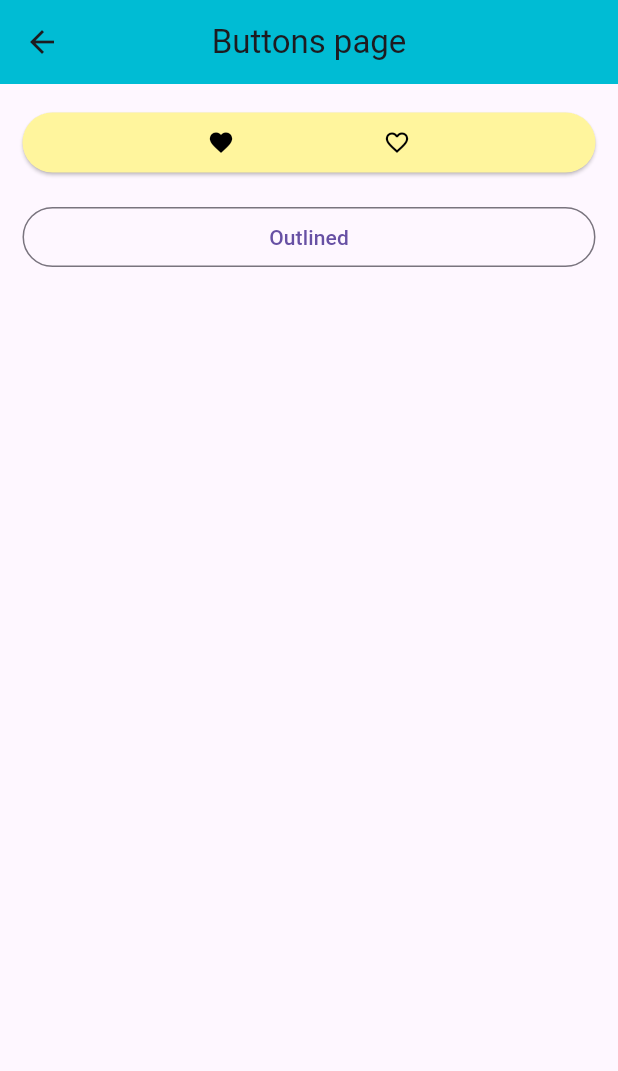
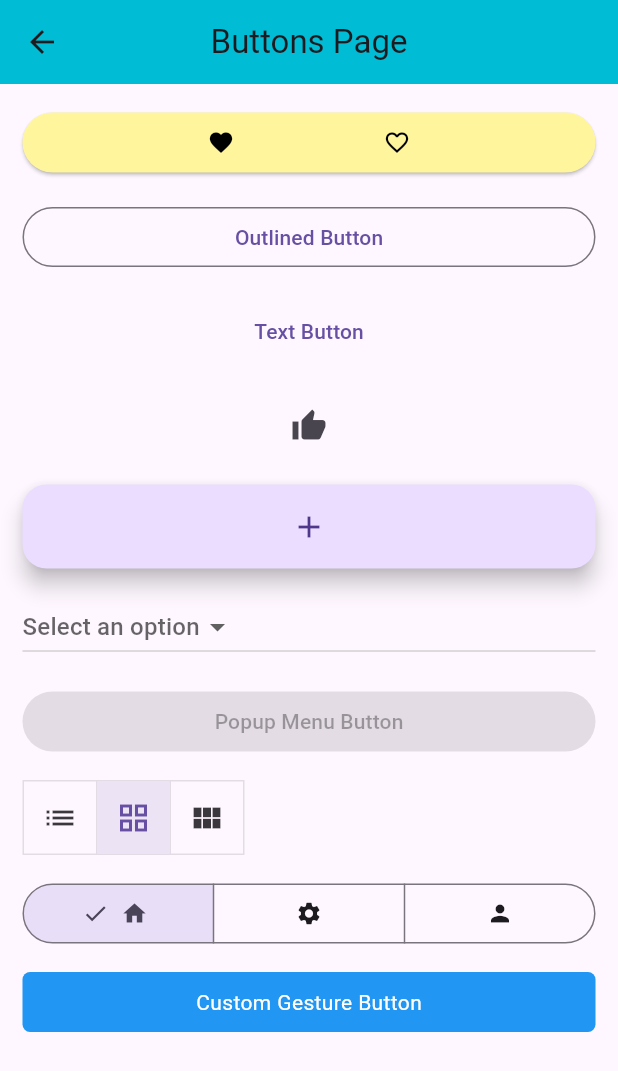
Before and after one commit to Fredy28/Moviles_flutter, a Flutter app: the screen it shows after launch, after a tap on "Buttons", on a phone screen of 412 x 824 dp. Shown: the top 1071 px of the screen. Run offline on Flutter 3.47's test engine with Material 3 defaults, Android fonts, the phone set to English and light mode, and no system bars.

Commit message:
Commit 01-03

```diff
--- /dev/null
+++ b/widgets_app/lib/menu/item_menu.dart
@@ -0,0 +1,27 @@
+import 'package:flutter/material.dart';
+
+class MenuItem {
+  final String title;
+  final String subtitle;
+  final String route;
+  final IconData icon;
+
+  MenuItem(
+      {required this.title,
+      required this.subtitle,
+      required this.route,
+      required this.icon});
+}
+
+final menu = <MenuItem>[
+  MenuItem(
+      title: 'Card',
+      subtitle: 'Lista de cards',
+      route: '/cards',
+      icon: Icons.card_giftcard),
+  MenuItem(
+      title: 'Buttons',
+      subtitle: 'Lista de botones',
+      route: '/buttons',
+      icon: Icons.wb_cloudy_sharp),
+];
--- a/widgets_app/lib/pages/buttons.dart
+++ b/widgets_app/lib/pages/buttons.dart
@@ -7,37 +7,129 @@ class Buttons extends StatelessWidget {
   Widget build(BuildContext context) {
     return Scaffold(
       appBar: AppBar(
-          title: Text('Buttons page'),
+        title: const Text('Buttons Page'),
         centerTitle: true,
         backgroundColor: Colors.cyan,
       ),
       body: Padding(
-          padding: EdgeInsets.all(15),
+        padding: const EdgeInsets.all(15),
         child: ListView(
           children: [
+            // ElevatedButton
             ElevatedButton(
               onPressed: () {},
-                  //child: const Text('Elevated'),
               style: ElevatedButton.styleFrom(
                 backgroundColor: Colors.yellow.shade200,
-                      foregroundColor: Colors.white),
+                foregroundColor: Colors.black,
+              ),
               child: Row(
                 mainAxisAlignment: MainAxisAlignment.spaceEvenly,
-                    children: [
-                      Icon(Icons.favorite, color: Colors.black),
-                      Icon(Icons.favorite_border, color: Colors.black),
+                children: const [
+                  Icon(Icons.favorite),
+                  Icon(Icons.favorite_border),
                 ],
-                  )),
-              const SizedBox(
-                height: 15,
               ),
+            ),
+            const SizedBox(height: 15),
+
+            // OutlinedButton
             OutlinedButton(
               onPressed: () {},
+              child: const Text('Outlined Button'),
+            ),
+            const SizedBox(height: 15),
+
+            // TextButton
+            TextButton(
+              onPressed: () {},
+              child: const Text('Text Button'),
+            ),
+            const SizedBox(height: 15),
+
+            // IconButton
+            IconButton(
+              onPressed: () {},
+              icon: const Icon(Icons.thumb_up),
+              tooltip: 'Like',
+            ),
+            const SizedBox(height: 15),
+
+            // FloatingActionButton
+            FloatingActionButton(
+              onPressed: () {},
+              child: const Icon(Icons.add),
+            ),
+            const SizedBox(height: 15),
+
+            // DropdownButton
+            DropdownButton<String>(
+              items: const [
+                DropdownMenuItem(value: '1', child: Text('Option 1')),
+                DropdownMenuItem(value: '2', child: Text('Option 2')),
+              ],
+              onChanged: (value) {},
+              hint: const Text('Select an option'),
+            ),
+            const SizedBox(height: 15),
+
+            // PopupMenuButton
+            PopupMenuButton<String>(
+              onSelected: (value) {},
+              itemBuilder: (context) => [
+                const PopupMenuItem(value: '1', child: Text('Option 1')),
+                const PopupMenuItem(value: '2', child: Text('Option 2')),
+              ],
+              child: const ElevatedButton(
+                onPressed: null,
+                child: Text('Popup Menu Button'),
+              ),
+            ),
+            const SizedBox(height: 15),
+
+            // ToggleButtons
+            ToggleButtons(
+              isSelected: [false, true, false],
+              children: const [
+                Icon(Icons.list),
+                Icon(Icons.grid_view),
+                Icon(Icons.view_module),
+              ],
+              onPressed: (index) {},
+            ),
+            const SizedBox(height: 15),
+
+            // SegmentedButton (Flutter 3.7+)
+            SegmentedButton<String>(
+              segments: const [
+                ButtonSegment(value: 'home', icon: Icon(Icons.home)),
+                ButtonSegment(value: 'settings', icon: Icon(Icons.settings)),
+                ButtonSegment(value: 'profile', icon: Icon(Icons.person)),
+              ],
+              selected: const {'home'},
+              onSelectionChanged: (newSelection) {},
+            ),
+            const SizedBox(height: 15),
+
+            // GestureDetector - Custom Button
+            GestureDetector(
+              onTap: () {},
+              child: Container(
+                padding: const EdgeInsets.all(10),
+                decoration: BoxDecoration(
+                  color: Colors.blue,
+                  borderRadius: BorderRadius.circular(5),
+                ),
                 child: const Center(
-                    child: Text('Outlined'),
-                  ))
+                  child: Text(
+                    'Custom Gesture Button',
+                    style: TextStyle(color: Colors.white),
+                  ),
+                ),
+              ),
+            ),
           ],
         ),
-        ));
+      ),
+    );
   }
 }
--- a/widgets_app/lib/pages/home.dart
+++ b/widgets_app/lib/pages/home.dart
@@ -1,5 +1,7 @@
 import 'package:flutter/material.dart';
+import 'package:widgets_app/menu/item_menu.dart';
 
+// Asegúrate de que 'menu' está definido en 'item_menu.dart'
 class Home extends StatelessWidget {
   const Home({super.key});
 
@@ -11,29 +13,31 @@ class Home extends StatelessWidget {
         centerTitle: true,
         backgroundColor: Colors.green,
       ),
-      body: ListView(
-        children: [
-          ListTile(
-            trailing: Icon(Icons.arrow_forward_ios),
-            title: Text('Buttons'),
-            subtitle: Text('Ejemplos de buttons'),
-            leading: Icon(Icons.wb_cloudy_outlined, color: Colors.cyan),
-            onTap: () {
-              Navigator.pushNamed(context, '/buttons');
-            },
-          ),
-          const Divider(),
-          ListTile(
-            trailing: Icon(Icons.arrow_forward_ios),
-            title: Text('Cards'),
-            subtitle: Text('Ejemplos de cards'),
-            leading: Icon(Icons.card_membership, color: Colors.amber),
-            onTap: () {
-              Navigator.pushNamed(context, '/cards');
-            },
-          ),
-        ],
+      body: ListView.builder(
+        itemCount: menu.length,
+        itemBuilder: (context, index) {
+          return CustomListTile(item: menu[index]); // Pasa un solo ítem
+        },
       ),
     );
   }
 }
+
+class CustomListTile extends StatelessWidget {
+  final MenuItem item; // Declaración del item recibido
+
+  const CustomListTile({super.key, required this.item});
+
+  @override
+  Widget build(BuildContext context) {
+    return ListTile(
+      title: Text(item.title), // Usa item en lugar de menu[index]
+      subtitle: Text(item.subtitle),
+      leading: Icon(item.icon),
+      trailing: const Icon(Icons.arrow_forward_ios),
+      onTap: () {
+        Navigator.pushNamed(context, item.route);
+      },
+    );
+  }
+}
```
Lines whose indentation alone changed are shown as unchanged.
